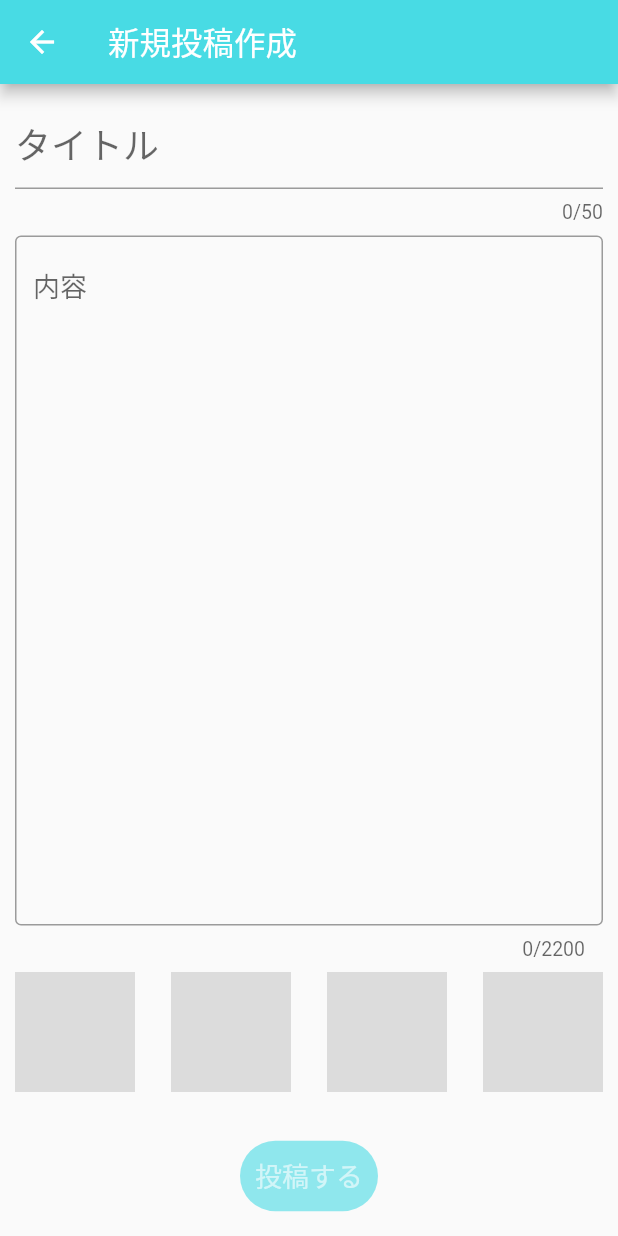
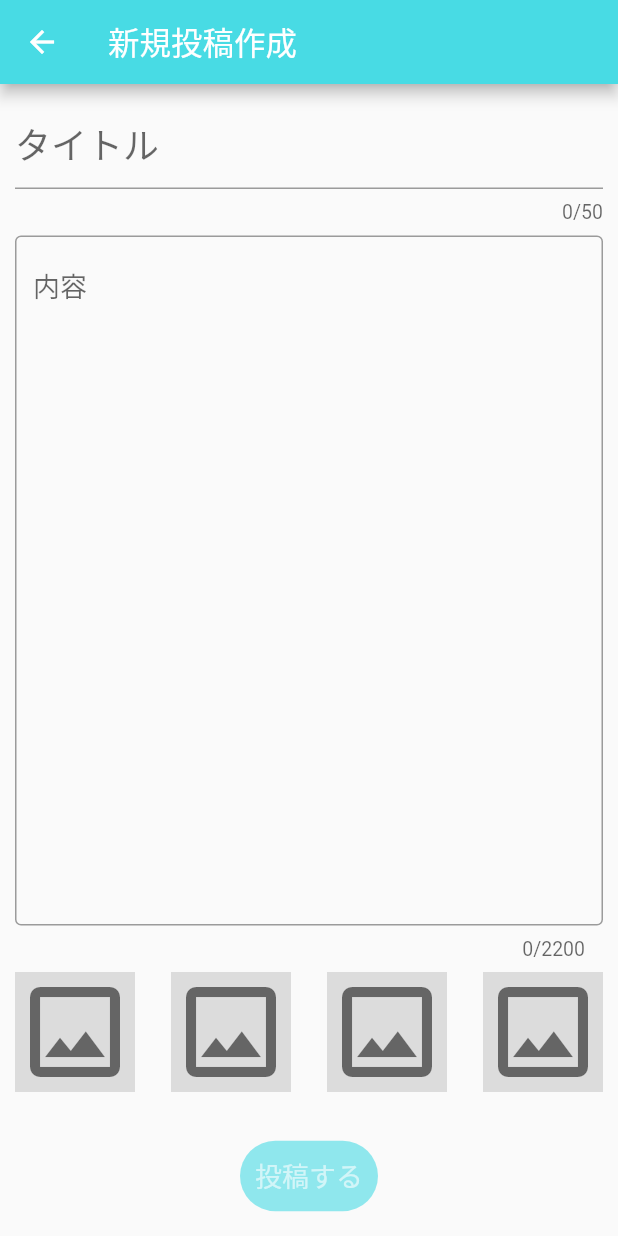
Before and after one commit to yutohino/esu-n-esu, a Flutter app: the EditPostPage screen opened directly, on a phone screen of 412 x 824 dp. Run offline on Flutter 3.47's test engine with Material 2 defaults, Android fonts, the phone set to English and light mode, and no system bars; our stand-ins replace cloud_firestore, firebase_auth, firebase_core, firebase_storage, image_picker; accounts and stored records are empty.

Commit message:
編集画面で空のImageBoxに画像アイコンを表示

```diff
--- a/lib/edit/edit_post_page.dart
+++ b/lib/edit/edit_post_page.dart
@@ -198,6 +198,11 @@ class EditPostPage extends StatelessWidget {
         height: 80,
         width: 80,
         color: Colors.black12,
+        child: Icon(
+          Icons.image_outlined,
+          size: 80,
+          color: Colors.black54,
+        ),
       ),
     );
   }
```
